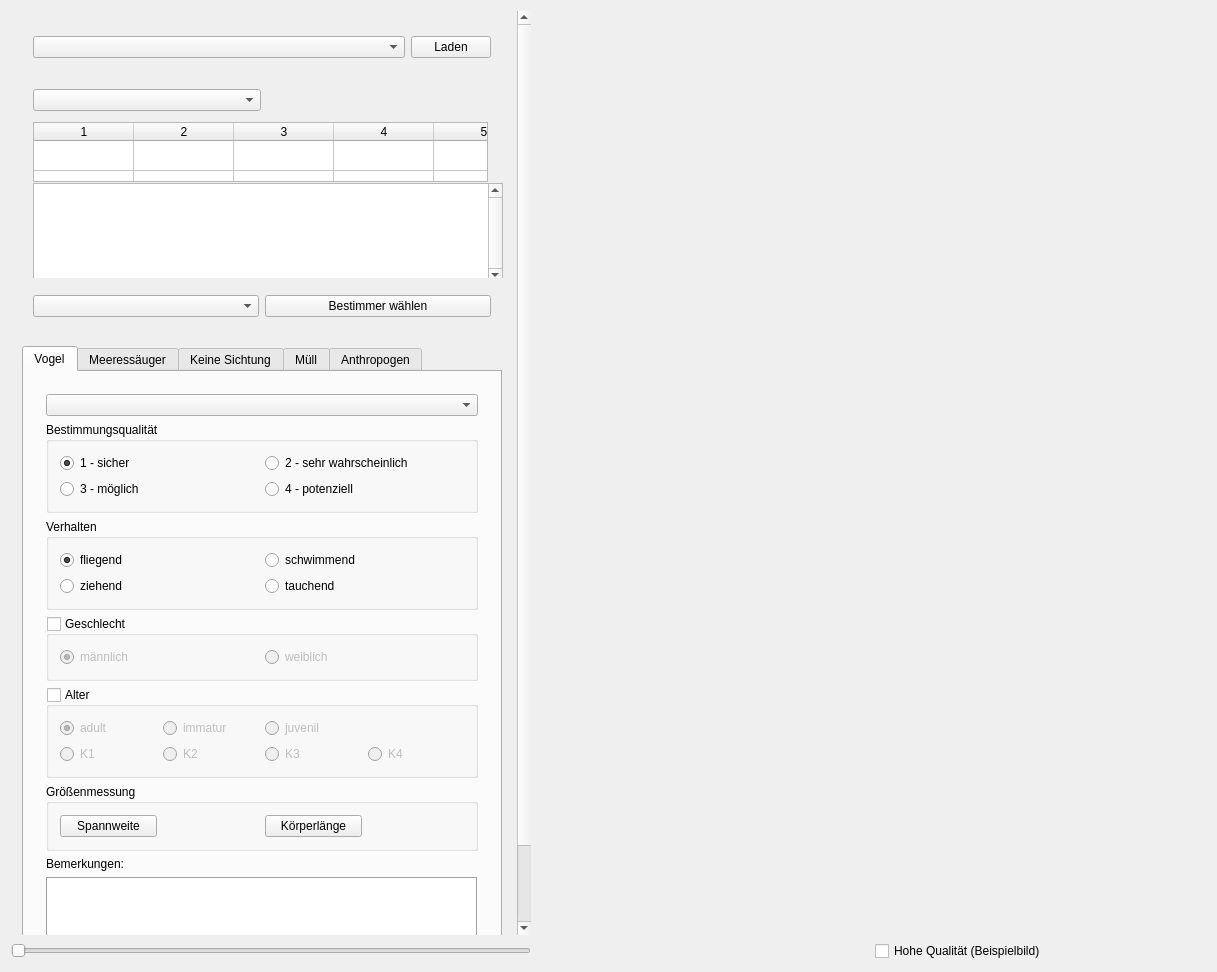
ifaoe/2014-10-Bird-View, file mainwindow.ui: the form before one commit.
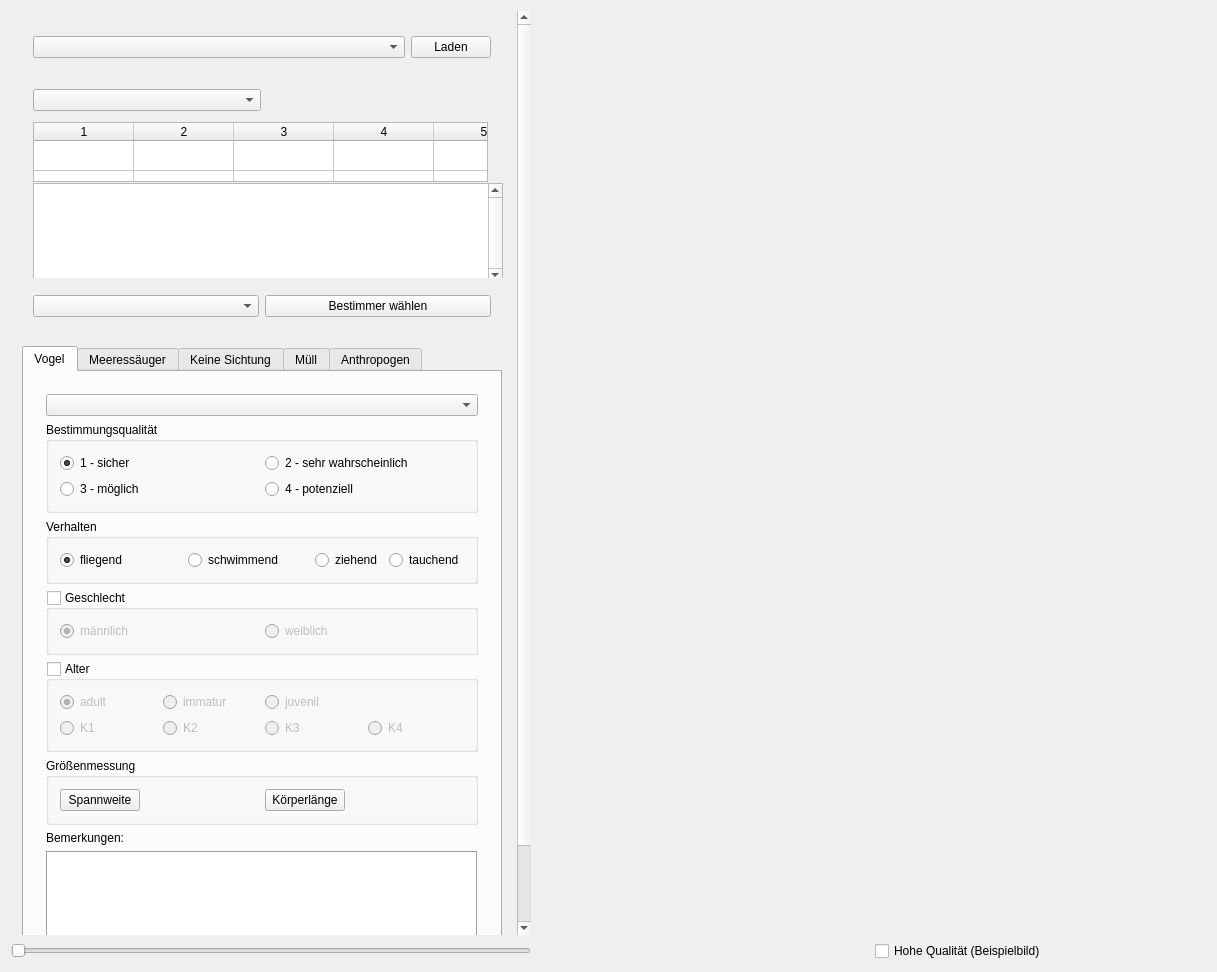
The form after the commit. The open tabs and pages were chosen to show the change.

Commit message: Show units in measurement.

Diff of the .ui file:
```diff
--- a/mainwindow.ui
+++ b/mainwindow.ui
@@ -96,7 +96,7 @@
        <property name="geometry">
         <rect>
          <x>0</x>
-         <y>0</y>
+         <y>-93</y>
          <width>507</width>
          <height>1015</height>
         </rect>
@@ -483,7 +483,7 @@
                     </attribute>
                    </widget>
                   </item>
-                  <item row="1" column="0">
+                  <item row="0" column="2">
                    <widget class="QRadioButton" name="rbBirdBehaveMig">
                     <property name="text">
                      <string comment="M">ziehend</string>
@@ -496,7 +496,7 @@
                     </attribute>
                    </widget>
                   </item>
-                  <item row="1" column="1">
+                  <item row="0" column="3">
                    <widget class="QRadioButton" name="rbBirdBehaveDive">
                     <property name="text">
                      <string comment="D">tauchend</string>
@@ -689,6 +689,26 @@
                   <string>Größenmessung</string>
                  </property>
                  <layout class="QGridLayout" name="gridLayout_17">
+                  <item row="2" column="2">
+                   <widget class="QLabel" name="lblBirdSizeSpanM">
+                    <property name="text">
+                     <string/>
+                    </property>
+                   </widget>
+                  </item>
+                  <item row="2" column="3">
+                   <widget class="QPushButton" name="btnBirdSizeLength">
+                    <property name="text">
+                     <string>Körperlänge</string>
+                    </property>
+                    <property name="msmId" stdset="0">
+                     <string>bird_length</string>
+                    </property>
+                    <attribute name="buttonGroup">
+                     <string notr="true">btngMeasurements</string>
+                    </attribute>
+                   </widget>
+                  </item>
                   <item row="2" column="0">
                    <widget class="QPushButton" name="btnBirdSizeSpan">
                     <property name="maximumSize">
@@ -708,20 +728,7 @@
                     </attribute>
                    </widget>
                   </item>
-                  <item row="2" column="2">
-                   <widget class="QPushButton" name="btnBirdSizeLength">
-                    <property name="text">
-                     <string>Körperlänge</string>
-                    </property>
-                    <property name="msmId" stdset="0">
-                     <string>bird_length</string>
-                    </property>
-                    <attribute name="buttonGroup">
-                     <string notr="true">btngMeasurements</string>
-                    </attribute>
-                   </widget>
-                  </item>
-                  <item row="2" column="3">
+                  <item row="2" column="4">
                    <widget class="QLabel" name="lblBirdSizeLength">
                     <property name="text">
                      <string/>
@@ -735,6 +742,13 @@
                     </property>
                    </widget>
                   </item>
+                  <item row="2" column="5">
+                   <widget class="QLabel" name="lblBirdSizeLengthM">
+                    <property name="text">
+                     <string/>
+                    </property>
+                   </widget>
+                  </item>
                  </layout>
                 </widget>
                </item>
```
Left out of the diff: 25 changed lines with no effect on the pictures. The commit also changes 1 other file.
